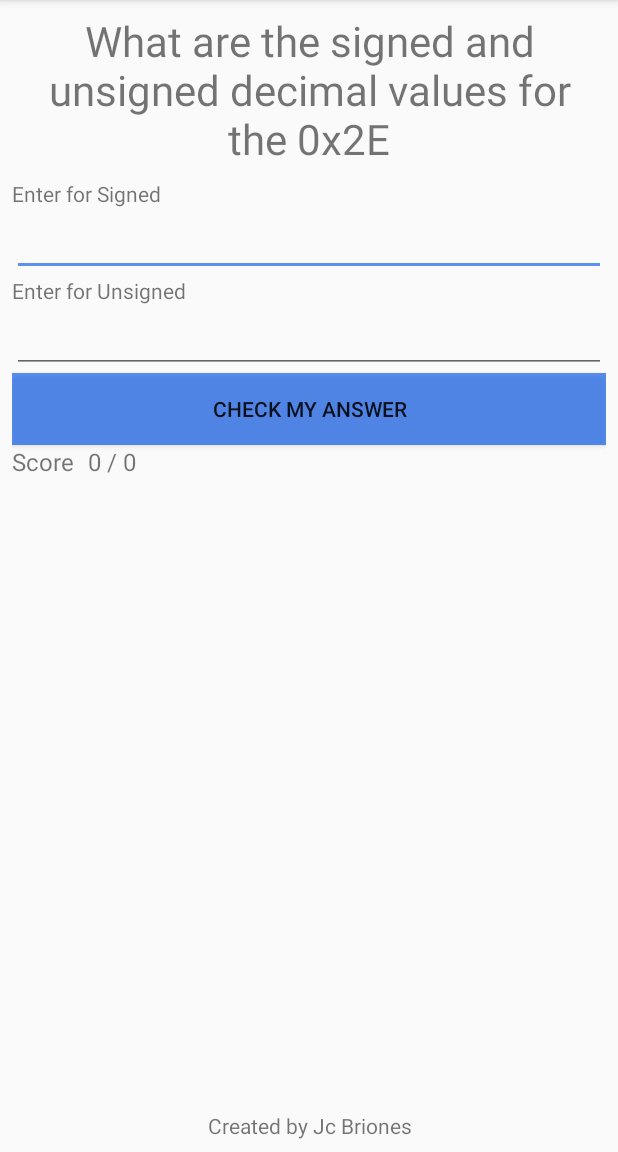
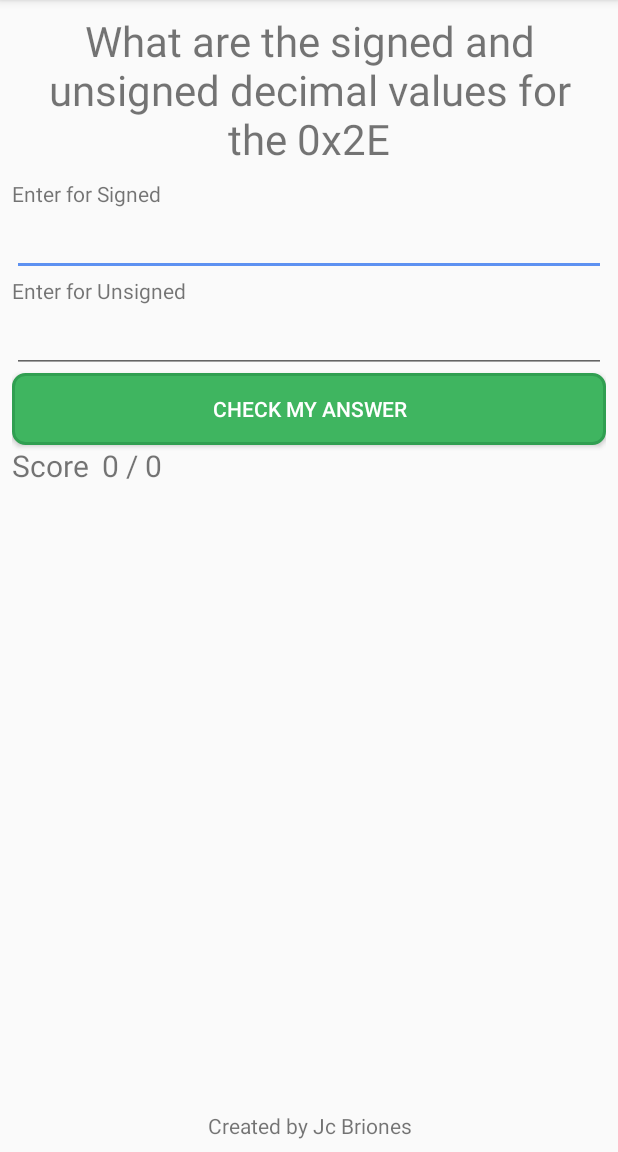
Before and after one commit to jcbriones/AndroidProjects, an Android app: the screen it shows after launch (HexToDecimalActivity), after a tap on "GO", on a phone screen of 412 x 824 dp, the part 84-1236 px from its top. Run offline under Robolectric (Android 15) with nearby library versions, the phone set to English and light mode, and no system bars.

Commit message:
Changed the UI look of the Project 1

```diff
--- a/Project1Quiz/app/src/main/java/com/jcbriones/gmu/project1quiz/HexToDecimalActivity.java
+++ b/Project1Quiz/app/src/main/java/com/jcbriones/gmu/project1quiz/HexToDecimalActivity.java
@@ -23,7 +23,6 @@ public class HexToDecimalActivity extends AppCompatActivity {
     protected LinearLayout hexToDecimal;
     protected TextView scorecard;
 
-    private String questionType;
     private String bitCount;
     private int score;
     private int tries;
@@ -36,7 +35,6 @@ public class HexToDecimalActivity extends AppCompatActivity {
 
         // Get the Intent that started this activity and extract the string
         Intent intent = getIntent();
-        questionType = intent.getStringExtra(MainActivity.TYPE_OF_QUESTION);
         bitCount = intent.getStringExtra(MainActivity.BIT_COUNT);
         score = Integer.valueOf(intent.getStringExtra(MainActivity.SCORE));
         tries = Integer.valueOf(intent.getStringExtra(MainActivity.TRIES));
@@ -52,6 +50,12 @@ public class HexToDecimalActivity extends AppCompatActivity {
     public void onButtonClickCheckAnswers(View view) {
         // Check first if the inputs are valid inputs. Otherwise, Tell user to enter a valid input
         try {
+            if (inputSigned.getText().toString().isEmpty() || inputUnsigned.getText().toString().isEmpty()) {
+                // Alert the user to select a radio button before checking for an answer.
+                Toast.makeText(getApplicationContext(), "Please make sure you have answered both fields before continuing. Scores aren't affected by this warning.", Toast.LENGTH_SHORT).show();
+                return;
+            }
+
             correctAnswerSigned.setVisibility(View.VISIBLE);
             correctAnswerUnsigned.setVisibility(View.VISIBLE);
 
--- a/Project1Quiz/app/src/main/java/com/jcbriones/gmu/project1quiz/MainActivity.java
+++ b/Project1Quiz/app/src/main/java/com/jcbriones/gmu/project1quiz/MainActivity.java
@@ -42,7 +42,7 @@ public class MainActivity extends AppCompatActivity {
         questionType.add("Hex to Decimal");
         questionType.add("Decimal to Unsigned Hex");
         questionType.add("Decimal to Signed Hex");
-        ArrayAdapter<String> dataQuestionTypeAdapter = new ArrayAdapter<>(this, android.R.layout.simple_spinner_item, questionType);
+        ArrayAdapter<String> dataQuestionTypeAdapter = new ArrayAdapter<>(this, R.layout.spinner_item, questionType);
         dataQuestionTypeAdapter.setDropDownViewResource(android.R.layout.simple_spinner_dropdown_item);
         question.setAdapter(dataQuestionTypeAdapter);
 
@@ -51,7 +51,7 @@ public class MainActivity extends AppCompatActivity {
         bitCount.add("6");
         bitCount.add("8");
         bitCount.add("10");
-        ArrayAdapter<String> dataBitCountAdapter = new ArrayAdapter<>(this, android.R.layout.simple_spinner_item, bitCount);
+        ArrayAdapter<String> dataBitCountAdapter = new ArrayAdapter<>(this, R.layout.spinner_item, bitCount);
         dataBitCountAdapter.setDropDownViewResource(android.R.layout.simple_spinner_dropdown_item);
         bit_count.setAdapter(dataBitCountAdapter);
 
--- /dev/null
+++ b/Project1Quiz/app/src/main/res/drawable/button.xml
@@ -0,0 +1,19 @@
+<?xml version="1.0" encoding="utf-8"?>
+<shape xmlns:android="http://schemas.android.com/apk/res/android" android:shape="rectangle" >
+    <corners
+        android:radius="8dp"
+        />
+    <solid
+        android:color="@color/colorPrimary"
+        />
+    <padding
+        android:left="0dp"
+        android:top="0dp"
+        android:right="0dp"
+        android:bottom="0dp"
+        />
+    <stroke
+        android:width="2dp"
+        android:color="@color/colorPrimaryDark"
+        />
+</shape>
--- a/Project1Quiz/app/src/main/res/layout/activity_hex_to_decimal.xml
+++ b/Project1Quiz/app/src/main/res/layout/activity_hex_to_decimal.xml
@@ -98,23 +98,12 @@
 
             </LinearLayout>
 
-            <TextView
-                android:id="@+id/correctAnswerSigned"
-                android:layout_width="match_parent"
-                android:layout_height="wrap_content"
-                android:text="ANSWER_FOR SIGNED" />
-
-            <TextView
-                android:id="@+id/correctAnswerUnsigned"
-                android:layout_width="match_parent"
-                android:layout_height="wrap_content"
-                android:text="ANSWER_FOR_UNSIGNED" />
-
             <Button
                 android:id="@+id/buttonCheckAnswer"
                 android:layout_width="match_parent"
                 android:layout_height="wrap_content"
-                android:background="@color/colorAccent"
+                android:textColor="#FFFFFF"
+                android:background="@drawable/button"
                 android:onClick="onButtonClickCheckAnswers"
                 android:text="CHECK MY ANSWER"
                 tools:layout_editor_absoluteX="8dp"
@@ -124,7 +113,8 @@
                 android:id="@+id/buttonNewQuestion"
                 android:layout_width="match_parent"
                 android:layout_height="wrap_content"
-                android:background="@color/colorPrimary"
+                android:textColor="#FFFFFF"
+                android:background="@drawable/button"
                 android:onClick="onButtonClickNewQuestion"
                 android:text="Click for Another Question"
                 tools:layout_editor_absoluteX="8dp"
@@ -141,7 +131,7 @@
                     android:layout_height="wrap_content"
                     android:layout_weight="0.03"
                     android:text="Score"
-                    android:textSize="16dp" />
+                    android:textSize="20dp" />
 
                 <TextView
                     android:id="@+id/textViewScore"
@@ -150,8 +140,26 @@
                     android:layout_weight="1"
                     android:text="0"
                     android:textAlignment="textStart"
-                    android:textSize="16dp" />
+                    android:textSize="20dp" />
             </LinearLayout>
+
+            <TextView
+                android:id="@+id/correctAnswerUnsigned"
+                android:layout_width="match_parent"
+                android:layout_height="wrap_content"
+                android:text="ANSWER_FOR_UNSIGNED"
+                android:textAlignment="center"
+                android:textColor="@android:color/holo_purple"
+                android:textSize="24sp" />
+
+            <TextView
+                android:id="@+id/correctAnswerSigned"
+                android:layout_width="match_parent"
+                android:layout_height="wrap_content"
+                android:text="ANSWER_FOR SIGNED"
+                android:textAlignment="center"
+                android:textColor="@android:color/holo_purple"
+                android:textSize="24sp" />
 
         </LinearLayout>
     </ScrollView>
```
Also changed, not shown: Project1Quiz/app/src/main/java/com/jcbriones/gmu/project1quiz/DecimalToHexActivity.java (+4 -4 lines), Project1Quiz/app/src/main/res/layout/activity_decimal_to_hex.xml (+10 -5 lines), Project1Quiz/app/src/main/res/layout/activity_main.xml (+7 -3 lines), Project1Quiz/app/src/main/res/layout/spinner_item.xml (added, +11 -0 lines).
